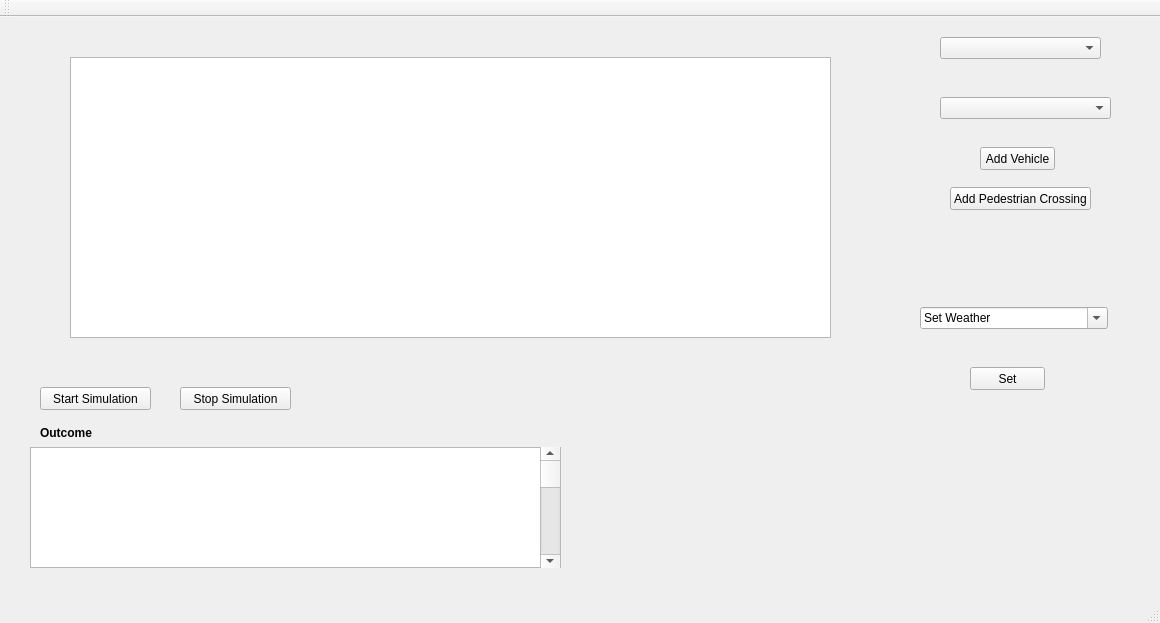
This is mainwindow.ui in AlternatingCurrent/TrafficSimulator as Qt 5 draws it before an edit. The edited form follows.
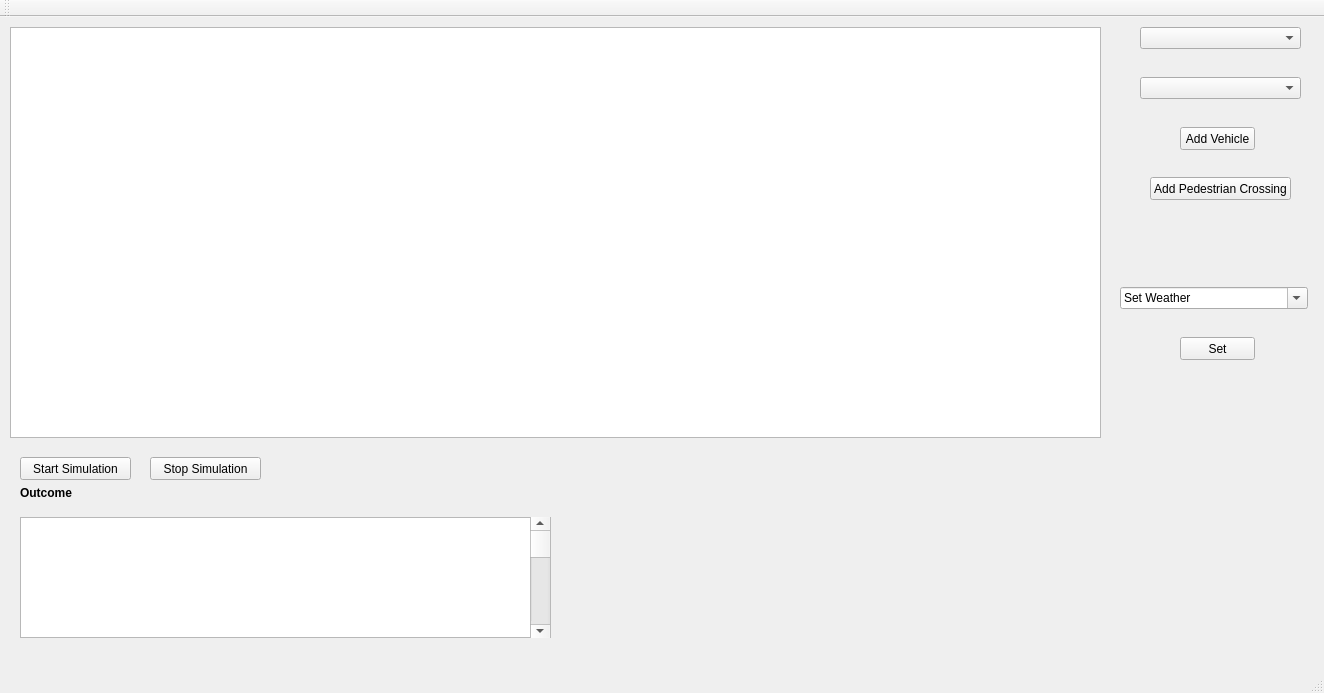
This is the edited form.

Commit message: Implmented All strategys (Dirty) Not final, needs to be refactored.....  Simple example of overtaking two cars at a time when ran..... Delay methods added to main window to stop the simulation from happening too quickly

Diff of the .ui file:
```diff
--- a/mainwindow.ui
+++ b/mainwindow.ui
@@ -6,8 +6,8 @@
    <rect>
     <x>0</x>
     <y>0</y>
-    <width>1160</width>
-    <height>623</height>
+    <width>1324</width>
+    <height>693</height>
    </rect>
   </property>
   <property name="windowTitle">
@@ -17,8 +17,8 @@
    <widget class="QPushButton" name="btnStart">
     <property name="geometry">
      <rect>
-      <x>40</x>
-      <y>370</y>
+      <x>20</x>
+      <y>440</y>
       <width>111</width>
       <height>23</height>
      </rect>
@@ -30,8 +30,8 @@
    <widget class="QPushButton" name="btnStop">
     <property name="geometry">
      <rect>
-      <x>180</x>
-      <y>370</y>
+      <x>150</x>
+      <y>440</y>
       <width>111</width>
       <height>23</height>
      </rect>
@@ -43,8 +43,8 @@
    <widget class="QLabel" name="lblOutcome">
     <property name="geometry">
      <rect>
-      <x>40</x>
-      <y>400</y>
+      <x>20</x>
+      <y>460</y>
       <width>151</width>
       <height>31</height>
      </rect>
@@ -64,8 +64,8 @@
    <widget class="QTextBrowser" name="textBrowser">
     <property name="geometry">
      <rect>
-      <x>30</x>
-      <y>430</y>
+      <x>20</x>
+      <y>500</y>
       <width>531</width>
       <height>121</height>
      </rect>
@@ -74,8 +74,8 @@
    <widget class="QScrollBar" name="verticalScrollBar">
     <property name="geometry">
      <rect>
-      <x>540</x>
-      <y>430</y>
+      <x>530</x>
+      <y>500</y>
       <width>20</width>
       <height>121</height>
      </rect>
@@ -87,8 +87,8 @@
    <widget class="QPushButton" name="btnAddVehicle">
     <property name="geometry">
      <rect>
-      <x>980</x>
-      <y>130</y>
+      <x>1180</x>
+      <y>110</y>
       <width>75</width>
       <height>23</height>
      </rect>
@@ -100,8 +100,8 @@
    <widget class="QFontComboBox" name="Weather">
     <property name="geometry">
      <rect>
-      <x>920</x>
-      <y>290</y>
+      <x>1120</x>
+      <y>270</y>
       <width>188</width>
       <height>22</height>
      </rect>
@@ -113,8 +113,8 @@
    <widget class="QPushButton" name="btnWeather">
     <property name="geometry">
      <rect>
-      <x>970</x>
-      <y>350</y>
+      <x>1180</x>
+      <y>320</y>
       <width>75</width>
       <height>23</height>
      </rect>
@@ -123,24 +123,11 @@
      <string>Set</string>
     </property>
    </widget>
-   <widget class="QLabel" name="mainDisplay">
-    <property name="geometry">
-     <rect>
-      <x>60</x>
-      <y>40</y>
-      <width>821</width>
-      <height>301</height>
-     </rect>
-    </property>
-    <property name="text">
-     <string/>
-    </property>
-   </widget>
    <widget class="QPushButton" name="btnAddTrafficLightsPedestrianCrossing">
     <property name="geometry">
      <rect>
-      <x>950</x>
-      <y>170</y>
+      <x>1150</x>
+      <y>160</y>
       <width>141</width>
       <height>23</height>
      </rect>
@@ -152,8 +139,8 @@
    <widget class="QComboBox" name="addVehicles">
     <property name="geometry">
      <rect>
-      <x>940</x>
-      <y>20</y>
+      <x>1140</x>
+      <y>10</y>
       <width>161</width>
       <height>22</height>
      </rect>
@@ -162,9 +149,9 @@
    <widget class="QComboBox" name="Aggressiveness">
     <property name="geometry">
      <rect>
-      <x>940</x>
-      <y>80</y>
-      <width>171</width>
+      <x>1140</x>
+      <y>60</y>
+      <width>161</width>
       <height>22</height>
      </rect>
     </property>
@@ -178,10 +165,10 @@
    <widget class="QGraphicsView" name="mainSimulation">
     <property name="geometry">
      <rect>
-      <x>70</x>
-      <y>40</y>
-      <width>761</width>
-      <height>281</height>
+      <x>10</x>
+      <y>10</y>
+      <width>1091</width>
+      <height>411</height>
      </rect>
     </property>
    </widget>
```
Left out of the diff: 2 changed lines with no effect on the pictures. The commit also changes 20 other files.
